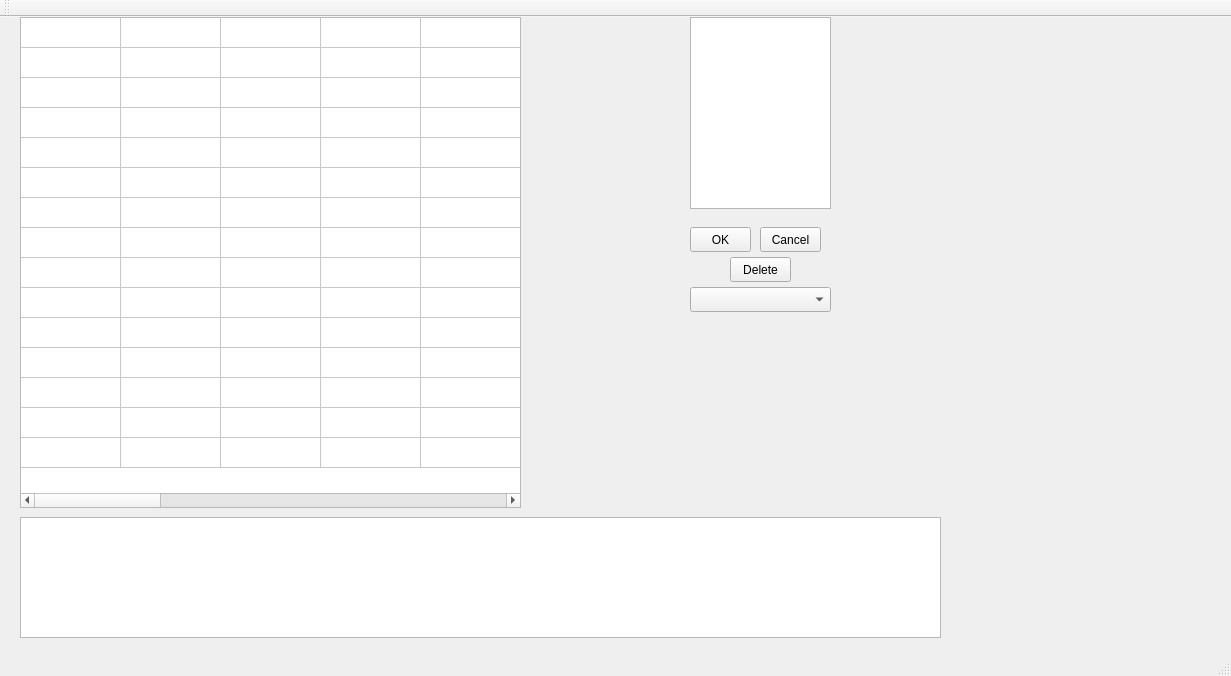
Above: mainwindow.ui from hvdbrand/puzzle-solver before the change. Below: the same form after it.
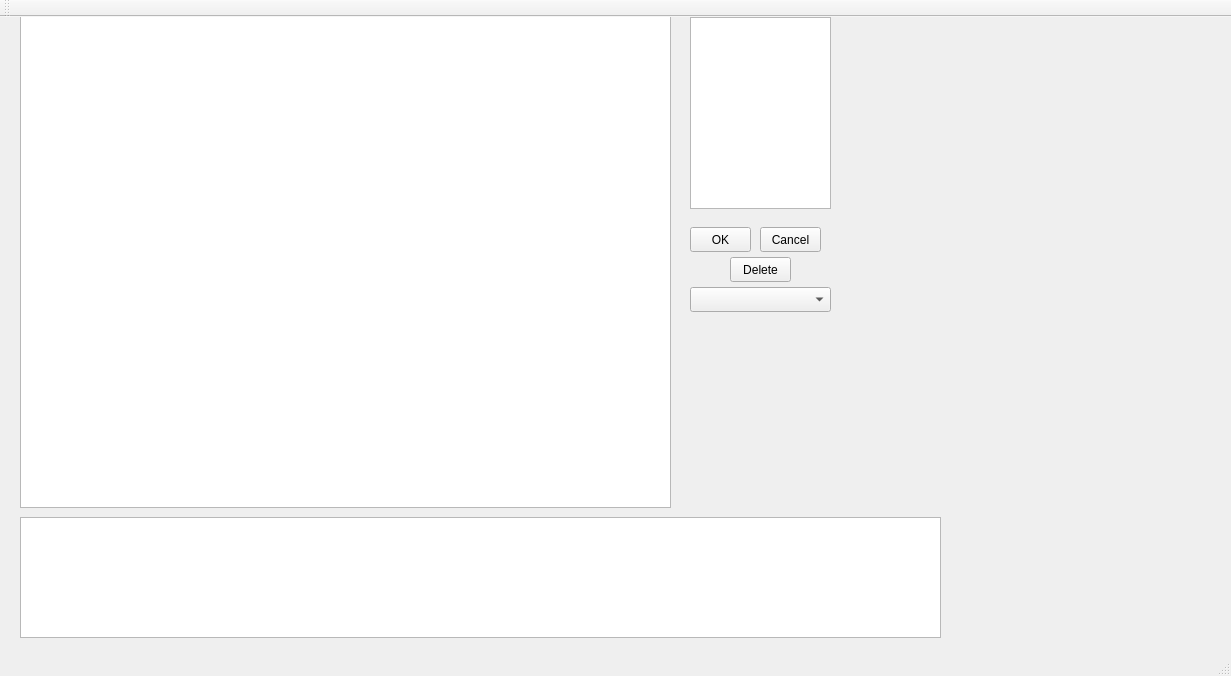
That is the form after the change.

Commit message: Rename Puzzle to SudokuPuzzle and add graphics view with image of geocache

The edit to the form file:
```diff
--- a/mainwindow.ui
+++ b/mainwindow.ui
@@ -261,6 +261,16 @@
      <string>Delete</string>
     </property>
    </widget>
+   <widget class="QGraphicsView" name="graphicsView">
+    <property name="geometry">
+     <rect>
+      <x>20</x>
+      <y>-10</y>
+      <width>651</width>
+      <height>501</height>
+     </rect>
+    </property>
+   </widget>
   </widget>
   <widget class="QMenuBar" name="menuBar">
    <property name="geometry">
```
The commit also changes 14 other files.
